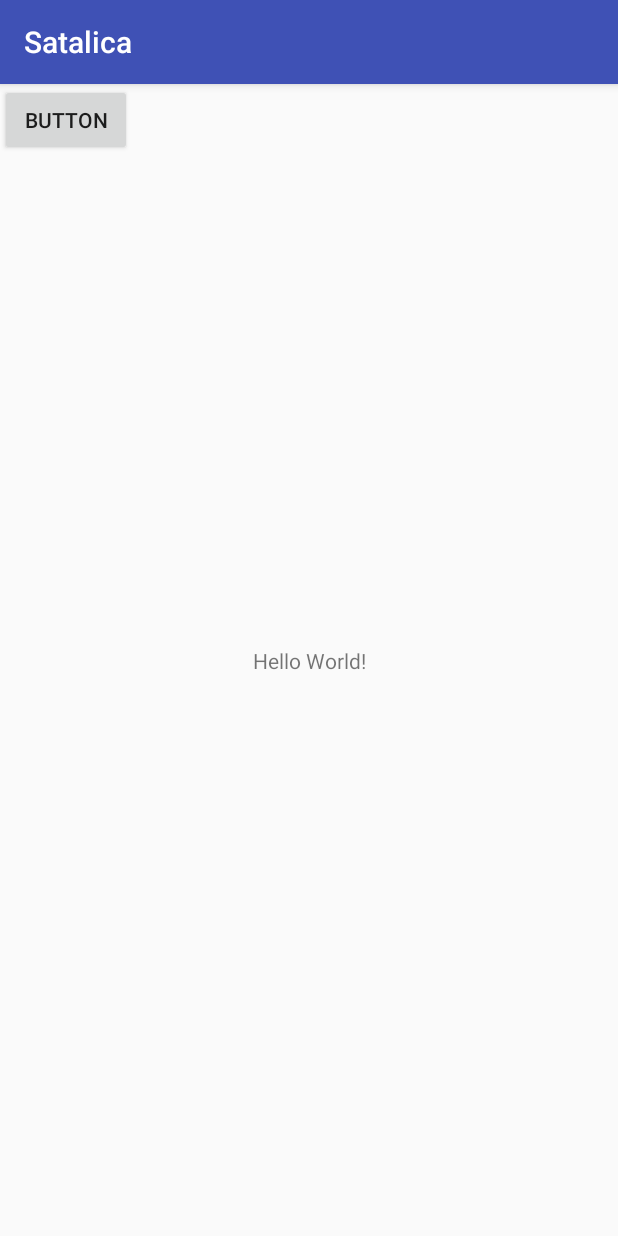
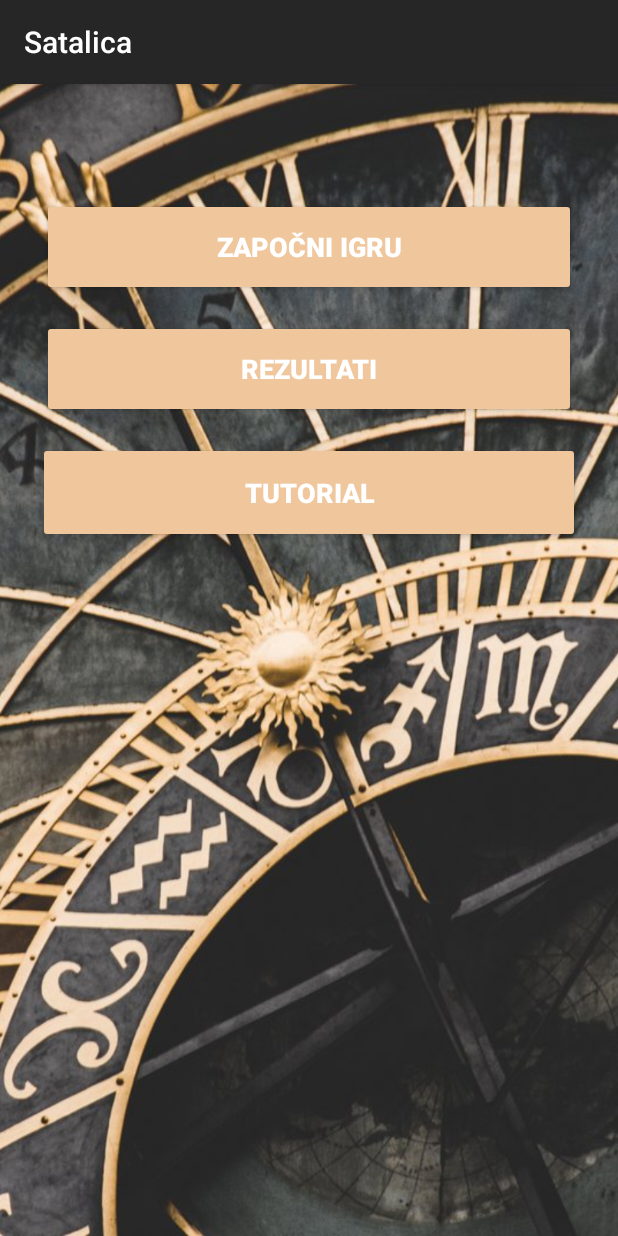
Before and after one commit to vsoljic/Satalica, an Android app: the screen it shows after launch (MainActivity), on a phone screen of 412 x 824 dp. Run offline under Robolectric (Android 15) with nearby library versions, the phone set to English and light mode, and no system bars.

Commit message:
Init layout

```diff
--- a/app/build.gradle
+++ b/app/build.gradle
@@ -25,4 +25,5 @@ dependencies {
     testImplementation 'junit:junit:4.12'
     androidTestImplementation 'com.android.support.test:runner:1.0.1'
     androidTestImplementation 'com.android.support.test.espresso:espresso-core:3.0.1'
+    implementation 'com.android.support:design:27.1.0'
 }
--- a/app/src/main/AndroidManifest.xml
+++ b/app/src/main/AndroidManifest.xml
@@ -16,6 +16,7 @@
                 <category android:name="android.intent.category.LAUNCHER" />
             </intent-filter>
         </activity>
+        <activity android:name=".UserActivity"></activity>
     </application>
 
 </manifest>
--- a/app/src/main/res/layout/activity_main.xml
+++ b/app/src/main/res/layout/activity_main.xml
@@ -4,23 +4,72 @@
     xmlns:tools="http://schemas.android.com/tools"
     android:layout_width="match_parent"
     android:layout_height="match_parent"
-    tools:context=".MainActivity">
+    tools:actionBarNavMode="@color/colorPrimaryDark">
 
-    <TextView
-        android:layout_width="wrap_content"
-        android:layout_height="wrap_content"
-        android:text="Hello World!"
-        app:layout_constraintBottom_toBottomOf="parent"
-        app:layout_constraintLeft_toLeftOf="parent"
-        app:layout_constraintRight_toRightOf="parent"
+    <ImageView
+        android:id="@+id/imageView"
+        android:layout_width="match_parent"
+        android:layout_height="match_parent"
+        android:contentDescription="@string/content_desc"
+        android:scaleType="centerCrop"
+        app:layout_constraintEnd_toEndOf="parent"
+        app:layout_constraintHorizontal_bias="0.0"
+        app:layout_constraintStart_toStartOf="parent"
+        app:layout_constraintTop_toTopOf="parent"
+        app:srcCompat="@drawable/watch3" />
+
+    <Button
+        android:id="@+id/startGameBtn"
+        style="@style/Widget.AppCompat.Button.Colored"
+        android:layout_width="356dp"
+        android:layout_height="65dp"
+        android:layout_marginEnd="16dp"
+        android:layout_marginLeft="16dp"
+        android:layout_marginRight="16dp"
+        android:layout_marginStart="16dp"
+        android:layout_marginTop="76dp"
+        android:text="@string/start_game"
+        android:textStyle="bold"
+        android:textSize="18sp"
+        android:onClick="openUserPage"
+        app:layout_constraintEnd_toEndOf="parent"
+        app:layout_constraintStart_toStartOf="parent"
         app:layout_constraintTop_toTopOf="parent" />
 
     <Button
-        android:id="@+id/button"
-        android:layout_width="wrap_content"
-        android:layout_height="wrap_content"
-        android:text="Button"
-        tools:layout_editor_absoluteX="6dp"
-        tools:layout_editor_absoluteY="30dp" />
+        android:id="@+id/resultsBtn"
+        style="@style/Widget.AppCompat.Button.Colored"
+        android:layout_width="356dp"
+        android:layout_height="65dp"
+        android:layout_marginEnd="16dp"
+        android:layout_marginLeft="16dp"
+        android:layout_marginRight="16dp"
+        android:layout_marginStart="16dp"
+        android:layout_marginTop="16dp"
+        android:text="@string/results"
+        android:textStyle="bold"
+        android:textSize="18sp"
+        app:layout_constraintEnd_toEndOf="parent"
+        app:layout_constraintStart_toStartOf="parent"
+        app:layout_constraintTop_toBottomOf="@+id/startGameBtn" />
+
+    <Button
+        android:id="@+id/tutorialBtn"
+        style="@style/Widget.AppCompat.Button.Colored"
+        android:layout_width="361dp"
+        android:layout_height="67dp"
+        android:layout_marginEnd="16dp"
+        android:layout_marginLeft="16dp"
+        android:layout_marginRight="16dp"
+        android:layout_marginStart="16dp"
+        android:layout_marginTop="16dp"
+        android:text="@string/tutorial"
+        android:textSize="18sp"
+        android:textStyle="bold"
+        app:layout_constraintBottom_toBottomOf="parent"
+        app:layout_constraintEnd_toEndOf="parent"
+        app:layout_constraintStart_toStartOf="parent"
+        app:layout_constraintTop_toBottomOf="@+id/resultsBtn"
+        app:layout_constraintVertical_bias="0.0" />
 
 </android.support.constraint.ConstraintLayout>
--- a/app/src/main/res/values/colors.xml
+++ b/app/src/main/res/values/colors.xml
@@ -1,6 +1,6 @@
 <?xml version="1.0" encoding="utf-8"?>
 <resources>
-    <color name="colorPrimary">#3F51B5</color>
-    <color name="colorPrimaryDark">#303F9F</color>
-    <color name="colorAccent">#FF4081</color>
+    <color name="colorPrimary">#262626</color>
+    <color name="colorPrimaryDark">#262626</color>
+    <color name="colorAccent">#F0C69C</color>
 </resources>
--- a/app/src/main/res/values/strings.xml
+++ b/app/src/main/res/values/strings.xml
@@ -1,3 +1,9 @@
 <resources>
     <string name="app_name">Satalica</string>
+    <string name="start_game">Započni igru</string>
+    <string name="results">Rezultati</string>
+    <string name="content_desc">Background image</string>
+    <string name="tutorial">Tutorial</string>
+    <string name="user_name">Korisničko ime</string>
+    <string name="go_game">Kreni</string>
 </resources>
```
Also changed, not shown: app/src/main/java/tvz/android/satalica/MainActivity.java (+9 -0 lines), app/src/main/java/tvz/android/satalica/UserActivity.java (added, +17 -0 lines), app/src/main/res/layout/activity_user.xml (added, +84 -0 lines), app/src/main/res/drawable/watch1.jpg (added), app/src/main/res/drawable/watch3.jpg (added), 1 other file.
